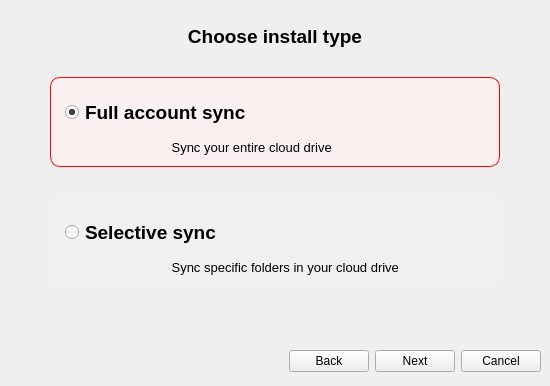
Old version of the form Source/MEGASync/gui/SetupWizard.ui in the repository meganz/MEGAsync.
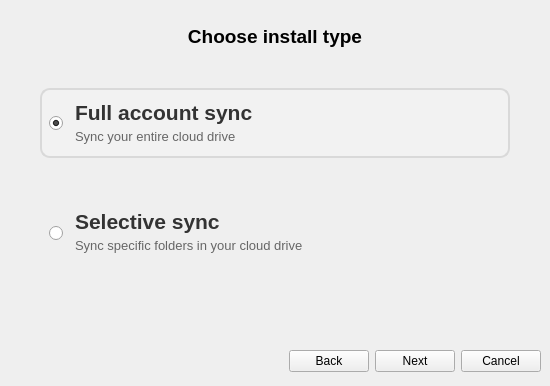
New version of the form. The open tabs and pages were chosen to show the change. Icons and pictures are not drawn.

Diff of the .ui file:
```diff
--- a/Source/MEGASync/gui/SetupWizard.ui
+++ b/Source/MEGASync/gui/SetupWizard.ui
@@ -44,21 +44,17 @@
 
 #wTypicalSetup
 {
-	background: rgb(250,240,240);
-	border: 1px solid red;
+	background: rgb(242,242,242);
+	border: 2px solid rgb(217, 217, 217);
 	border-radius: 10px;
 }
 
 #wAdvancedSetup
 {
-	background: rgb(240,240,240);
-	border-radius: 10px;
+	background: transparent;
 }
 
-#lTypical,#lAdvanced
-{
-margin-left: 100px;
-}
+
 
 </string>
   </property>
@@ -477,16 +473,16 @@
      <widget class="QWidget" name="pSetupType">
       <layout class="QVBoxLayout" name="verticalLayout_5">
        <property name="spacing">
-        <number>30</number>
+        <number>40</number>
        </property>
        <property name="leftMargin">
-        <number>50</number>
+        <number>40</number>
        </property>
        <property name="topMargin">
         <number>25</number>
        </property>
        <property name="rightMargin">
-        <number>50</number>
+        <number>40</number>
        </property>
        <item>
         <widget class="QLabel" name="lSetupType">
@@ -522,53 +518,17 @@
          <property name="minimumSize">
           <size>
            <width>0</width>
-           <height>90</height>
+           <height>70</height>
           </size>
          </property>
-         <layout class="QGridLayout" name="gridLayout_3">
-          <property name="leftMargin">
-           <number>15</number>
-          </property>
-          <property name="topMargin">
-           <number>10</number>
-          </property>
-          <property name="rightMargin">
-           <number>10</number>
-          </property>
-          <property name="bottomMargin">
-           <number>10</number>
-          </property>
-          <property name="spacing">
-           <number>0</number>
-          </property>
-          <item row="1" column="0">
-           <widget class="QLabel" name="lTypical">
-            <property name="maximumSize">
-             <size>
-              <width>16777215</width>
-              <height>20</height>
-             </size>
-            </property>
-            <property name="font">
-             <font>
-              <pointsize>10</pointsize>
-             </font>
-            </property>
-            <property name="styleSheet">
-             <string notr="true"/>
-            </property>
-            <property name="text">
-             <string> Sync your entire cloud drive</string>
-            </property>
-            <property name="alignment">
-             <set>Qt::AlignLeading|Qt::AlignLeft|Qt::AlignVCenter</set>
-            </property>
-            <property name="margin">
-             <number>0</number>
-            </property>
-           </widget>
-          </item>
-          <item row="0" column="0">
+         <property name="maximumSize">
+          <size>
+           <width>500</width>
+           <height>70</height>
+          </size>
+         </property>
+         <layout class="QHBoxLayout" name="horizontalLayout_3" stretch="0,1">
+          <item>
            <widget class="QRadioButton" name="rTypicalSetup">
             <property name="maximumSize">
              <size>
@@ -587,7 +547,7 @@
              <string notr="true">border: none;</string>
             </property>
             <property name="text">
-             <string>Full account sync</string>
+             <string/>
             </property>
             <property name="icon">
              <iconset>
@@ -604,6 +564,64 @@
             </property>
            </widget>
           </item>
+          <item>
+           <widget class="QWidget" name="widget_3" native="true">
+            <property name="minimumSize">
+             <size>
+              <width>0</width>
+              <height>48</height>
+             </size>
+            </property>
+            <property name="maximumSize">
+             <size>
+              <width>16777215</width>
+              <height>48</height>
+             </size>
+            </property>
+            <layout class="QVBoxLayout" name="verticalLayout_11">
+             <property name="spacing">
+              <number>0</number>
+             </property>
+             <property name="margin">
+              <number>0</number>
+             </property>
+             <item>
+              <widget class="QLabel" name="label_4">
+               <property name="text">
+                <string>&lt;html&gt;&lt;head/&gt;&lt;body&gt;&lt;p&gt;&lt;span style=&quot; font-size:16pt; font-weight:600; color:#333333;&quot;&gt;Full account sync&lt;/span&gt;&lt;/p&gt;&lt;/body&gt;&lt;/html&gt;</string>
+               </property>
+              </widget>
+             </item>
+             <item>
+              <widget class="QLabel" name="lTypical">
+               <property name="maximumSize">
+                <size>
+                 <width>16777215</width>
+                 <height>20</height>
+                </size>
+               </property>
+               <property name="font">
+                <font>
+                 <pointsize>10</pointsize>
+                </font>
+               </property>
+               <property name="styleSheet">
+                <string notr="true"/>
+               </property>
+               <property name="text">
+                <string>&lt;html&gt;&lt;head/&gt;&lt;body&gt;&lt;p&gt;&lt;span style=&quot; font-size:10pt; color:#666666;&quot;&gt;Sync your entire cloud drive&lt;/span&gt;&lt;/p&gt;&lt;/body&gt;&lt;/html&gt;</string>
+               </property>
+               <property name="alignment">
+                <set>Qt::AlignLeading|Qt::AlignLeft|Qt::AlignVCenter</set>
+               </property>
+               <property name="margin">
+                <number>0</number>
+               </property>
+              </widget>
+             </item>
+            </layout>
+           </widget>
+          </item>
          </layout>
         </widget>
        </item>
@@ -612,26 +630,17 @@
          <property name="minimumSize">
           <size>
            <width>0</width>
-           <height>90</height>
+           <height>70</height>
           </size>
          </property>
-         <layout class="QGridLayout" name="gridLayout_2">
-          <property name="leftMargin">
-           <number>15</number>
-          </property>
-          <property name="topMargin">
-           <number>10</number>
-          </property>
-          <property name="rightMargin">
-           <number>10</number>
-          </property>
-          <property name="bottomMargin">
-           <number>10</number>
-          </property>
-          <property name="spacing">
-           <number>0</number>
-          </property>
-          <item row="1" column="0">
+         <property name="maximumSize">
+          <size>
+           <width>500</width>
+           <height>70</height>
+          </size>
+         </property>
+         <layout class="QHBoxLayout" name="horizontalLayout" stretch="0,1">
+          <item>
            <widget class="QRadioButton" name="rAdvancedSetup">
             <property name="maximumSize">
              <size>
@@ -650,7 +659,7 @@
              <string notr="true">border: none;</string>
             </property>
             <property name="text">
-             <string>Selective sync</string>
+             <string/>
             </property>
             <property name="icon">
              <iconset>
@@ -664,27 +673,75 @@
             </property>
            </widget>
           </item>
-          <item row="2" column="0">
-           <widget class="QLabel" name="lAdvanced">
+          <item>
+           <widget class="QWidget" name="widget_2" native="true">
+            <property name="minimumSize">
+             <size>
+              <width>0</width>
+              <height>48</height>
+             </size>
+            </property>
             <property name="maximumSize">
              <size>
               <width>16777215</width>
-              <height>20</height>
+              <height>48</height>
              </size>
             </property>
-            <property name="font">
-             <font>
-              <pointsize>10</pointsize>
-              <weight>50</weight>
-              <bold>false</bold>
-             </font>
-            </property>
-            <property name="text">
-             <string> Sync specific folders in your cloud drive</string>
-            </property>
-            <property name="alignment">
-             <set>Qt::AlignLeading|Qt::AlignLeft|Qt::AlignVCenter</set>
-            </property>
+            <layout class="QVBoxLayout" name="verticalLayout_10">
+             <property name="spacing">
+              <number>0</number>
+             </property>
+             <property name="margin">
+              <number>0</number>
+             </property>
+             <item>
+              <widget class="QLabel" name="lAdvanced">
+               <property name="minimumSize">
+                <size>
+                 <width>0</width>
+                 <height>0</height>
+                </size>
+               </property>
+               <property name="maximumSize">
+                <size>
+                 <width>16777215</width>
+                 <height>60</height>
+                </size>
+               </property>
+               <property name="font">
+                <font>
+                 <pointsize>10</pointsize>
+                 <weight>50</weight>
+                 <bold>false</bold>
+                </font>
+               </property>
+               <property name="styleSheet">
+                <string notr="true"/>
+               </property>
+               <property name="text">
+                <string>&lt;!DOCTYPE HTML PUBLIC &quot;-//W3C//DTD HTML 4.0//EN&quot; &quot;http://www.w3.org/TR/REC-html40/strict.dtd&quot;&gt;
+&lt;html&gt;&lt;head&gt;&lt;meta name=&quot;qrichtext&quot; content=&quot;1&quot; /&gt;&lt;style type=&quot;text/css&quot;&gt;
+p, li { white-space: pre-wrap; }
+&lt;/style&gt;&lt;/head&gt;&lt;body style=&quot; font-family:'MS Shell Dlg 2'; font-size:8pt; font-weight:400; font-style:normal;&quot;&gt;
+&lt;p style=&quot; margin-top:12px; margin-bottom:12px; margin-left:0px; margin-right:0px; -qt-block-indent:0; text-indent:0px;&quot;&gt;&lt;span style=&quot; font-size:16pt; font-weight:600; color:#333333;&quot;&gt;Selective sync&lt;/span&gt;&lt;/p&gt;&lt;/body&gt;&lt;/html&gt;</string>
+               </property>
+               <property name="alignment">
+                <set>Qt::AlignLeading|Qt::AlignLeft|Qt::AlignVCenter</set>
+               </property>
+              </widget>
+             </item>
+             <item>
+              <widget class="QLabel" name="label_3">
+               <property name="text">
+                <string>&lt;!DOCTYPE HTML PUBLIC &quot;-//W3C//DTD HTML 4.0//EN&quot; &quot;http://www.w3.org/TR/REC-html40/strict.dtd&quot;&gt;
+&lt;html&gt;&lt;head&gt;&lt;meta name=&quot;qrichtext&quot; content=&quot;1&quot; /&gt;&lt;style type=&quot;text/css&quot;&gt;
+p, li { white-space: pre-wrap; }
+&lt;/style&gt;&lt;/head&gt;&lt;body style=&quot; font-family:'MS Shell Dlg 2'; font-size:8pt; font-weight:400; font-style:normal;&quot;&gt;
+&lt;p style=&quot; margin-top:12px; margin-bottom:12px; margin-left:0px; margin-right:0px; -qt-block-indent:0; text-indent:0px;&quot;&gt;&lt;span style=&quot; font-size:10pt; color:#666666;&quot;&gt;Sync specific folders in your cloud drive&lt;/span&gt;&lt;/p&gt;&lt;/body&gt;&lt;/html&gt;</string>
+               </property>
+              </widget>
+             </item>
+            </layout>
            </widget>
           </item>
          </layout>
```
Left out of the diff: 14 changed lines with no effect on the pictures.
